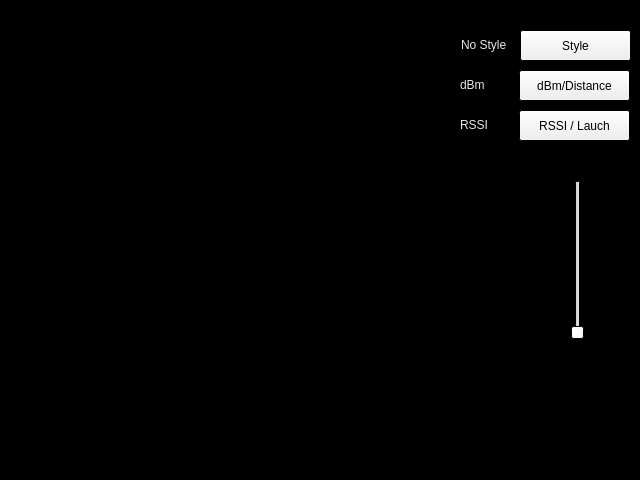
Old version of the form mapsviewer.ui in the repository Chien-Mu/CyberMaps.
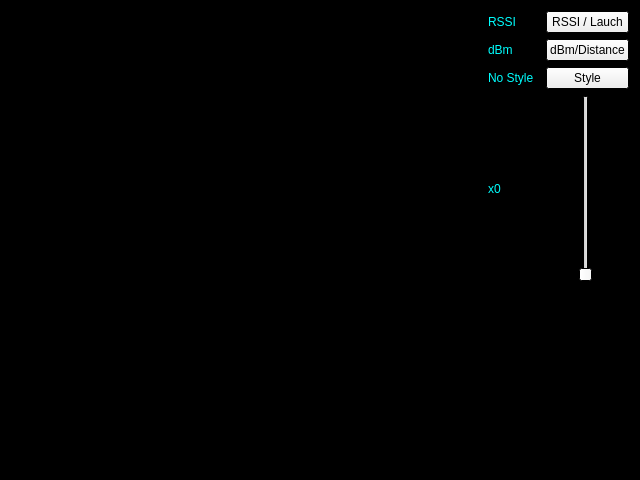
New version of the form.

Commit message: add switch Lauch/RSSI, Zoom in Zoom out, 3 種 style, SSID title

```diff
--- a/mapsviewer.ui
+++ b/mapsviewer.ui
@@ -77,37 +77,177 @@
   <property name="windowTitle">
    <string>Form</string>
   </property>
+  <layout class="QGridLayout" name="gridLayout">
+   <item row="2" column="1">
+    <widget class="QLabel" name="la_sw_style">
+     <property name="palette">
+      <palette>
+       <active>
+        <colorrole role="WindowText">
+         <brush brushstyle="SolidPattern">
+          <color alpha="255">
+           <red>0</red>
+           <green>255</green>
+           <blue>255</blue>
+          </color>
+         </brush>
+        </colorrole>
+        <colorrole role="Dark">
+         <brush brushstyle="SolidPattern">
+          <color alpha="255">
+           <red>255</red>
+           <green>255</green>
+           <blue>255</blue>
+          </color>
+         </brush>
+        </colorrole>
+        <colorrole role="Text">
+         <brush brushstyle="SolidPattern">
+          <color alpha="255">
+           <red>231</red>
+           <green>231</green>
+           <blue>231</blue>
+          </color>
+         </brush>
+        </colorrole>
+        <colorrole role="ButtonText">
+         <brush brushstyle="SolidPattern">
+          <color alpha="255">
+           <red>255</red>
+           <green>255</green>
+           <blue>255</blue>
+          </color>
+         </brush>
+        </colorrole>
+       </active>
+       <inactive>
+        <colorrole role="WindowText">
+         <brush brushstyle="SolidPattern">
+          <color alpha="255">
+           <red>0</red>
+           <green>255</green>
+           <blue>255</blue>
+          </color>
+         </brush>
+        </colorrole>
+        <colorrole role="Dark">
+         <brush brushstyle="SolidPattern">
+          <color alpha="255">
+           <red>255</red>
+           <green>255</green>
+           <blue>255</blue>
+          </color>
+         </brush>
+        </colorrole>
+        <colorrole role="Text">
+         <brush brushstyle="SolidPattern">
+          <color alpha="255">
+           <red>231</red>
+           <green>231</green>
+           <blue>231</blue>
+          </color>
+         </brush>
+        </colorrole>
+        <colorrole role="ButtonText">
+         <brush brushstyle="SolidPattern">
+          <color alpha="255">
+           <red>255</red>
+           <green>255</green>
+           <blue>255</blue>
+          </color>
+         </brush>
+        </colorrole>
+       </inactive>
+       <disabled>
+        <colorrole role="WindowText">
+         <brush brushstyle="SolidPattern">
+          <color alpha="255">
+           <red>255</red>
+           <green>255</green>
+           <blue>255</blue>
+          </color>
+         </brush>
+        </colorrole>
+        <colorrole role="Dark">
+         <brush brushstyle="SolidPattern">
+          <color alpha="255">
+           <red>255</red>
+           <green>255</green>
+           <blue>255</blue>
+          </color>
+         </brush>
+        </colorrole>
+        <colorrole role="Text">
+         <brush brushstyle="SolidPattern">
+          <color alpha="255">
+           <red>255</red>
+           <green>255</green>
+           <blue>255</blue>
+          </color>
+         </brush>
+        </colorrole>
+        <colorrole role="ButtonText">
+         <brush brushstyle="SolidPattern">
+          <color alpha="255">
+           <red>255</red>
+           <green>255</green>
+           <blue>255</blue>
+          </color>
+         </brush>
+        </colorrole>
+       </disabled>
+      </palette>
+     </property>
+     <property name="text">
+      <string>No Style</string>
+     </property>
+    </widget>
+   </item>
+   <item row="5" column="4">
+    <widget class="QSlider" name="VS_zoom">
+     <property name="orientation">
+      <enum>Qt::Vertical</enum>
+     </property>
+    </widget>
+   </item>
+   <item row="8" column="3">
+    <spacer name="verticalSpacer">
+     <property name="orientation">
+      <enum>Qt::Vertical</enum>
+     </property>
+     <property name="sizeHint" stdset="0">
+      <size>
+       <width>20</width>
+       <height>40</height>
+      </size>
+     </property>
+    </spacer>
+   </item>
+   <item row="0" column="3" colspan="3">
+    <widget class="QPushButton" name="btn_sw_LR">
+     <property name="text">
+      <string>RSSI / Lauch</string>
+     </property>
+    </widget>
+   </item>
+   <item row="1" column="3" colspan="3">
   <widget class="QPushButton" name="btn_sw_dD">
-   <property name="geometry">
-    <rect>
-     <x>519</x>
-     <y>70</y>
-     <width>111</width>
-     <height>31</height>
-    </rect>
-   </property>
    <property name="text">
     <string>dBm/Distance</string>
    </property>
   </widget>
+   </item>
+   <item row="1" column="1" colspan="2">
   <widget class="QLabel" name="la_sw_dD">
-   <property name="geometry">
-    <rect>
-     <x>460</x>
-     <y>77</y>
-     <width>60</width>
-     <height>16</height>
-    </rect>
-   </property>
    <property name="palette">
     <palette>
      <active>
       <colorrole role="WindowText">
        <brush brushstyle="SolidPattern">
         <color alpha="255">
-         <red>231</red>
-         <green>231</green>
-         <blue>231</blue>
+           <red>0</red>
+           <green>255</green>
+           <blue>255</blue>
         </color>
        </brush>
       </colorrole>
@@ -143,9 +283,9 @@
       <colorrole role="WindowText">
        <brush brushstyle="SolidPattern">
         <color alpha="255">
-         <red>231</red>
-         <green>231</green>
-         <blue>231</blue>
+           <red>0</red>
+           <green>255</green>
+           <blue>255</blue>
         </color>
        </brush>
       </colorrole>
@@ -221,24 +361,18 @@
     <string>dBm</string>
    </property>
   </widget>
+   </item>
+   <item row="0" column="1">
   <widget class="QLabel" name="la_sw_LR">
-   <property name="geometry">
-    <rect>
-     <x>460</x>
-     <y>117</y>
-     <width>60</width>
-     <height>16</height>
-    </rect>
-   </property>
    <property name="palette">
     <palette>
      <active>
       <colorrole role="WindowText">
        <brush brushstyle="SolidPattern">
         <color alpha="255">
-         <red>231</red>
-         <green>231</green>
-         <blue>231</blue>
+           <red>0</red>
+           <green>255</green>
+           <blue>255</blue>
         </color>
        </brush>
       </colorrole>
@@ -274,9 +408,9 @@
       <colorrole role="WindowText">
        <brush brushstyle="SolidPattern">
         <color alpha="255">
-         <red>231</red>
-         <green>231</green>
-         <blue>231</blue>
+           <red>0</red>
+           <green>255</green>
+           <blue>255</blue>
         </color>
        </brush>
       </colorrole>
@@ -352,189 +486,179 @@
     <string>RSSI</string>
    </property>
   </widget>
-  <widget class="QPushButton" name="btn_sw_LR">
-   <property name="geometry">
-    <rect>
-     <x>519</x>
-     <y>110</y>
-     <width>111</width>
-     <height>31</height>
-    </rect>
-   </property>
-   <property name="text">
-    <string>RSSI / Lauch</string>
-   </property>
-  </widget>
-  <widget class="QSlider" name="VS_zoom">
-   <property name="geometry">
-    <rect>
-     <x>570</x>
-     <y>180</y>
-     <width>16</width>
-     <height>160</height>
-    </rect>
-   </property>
+   </item>
+   <item row="8" column="4">
+    <spacer name="verticalSpacer_2">
    <property name="orientation">
     <enum>Qt::Vertical</enum>
    </property>
-  </widget>
+     <property name="sizeHint" stdset="0">
+      <size>
+       <width>20</width>
+       <height>40</height>
+      </size>
+     </property>
+    </spacer>
+   </item>
+   <item row="5" column="1">
   <widget class="QLabel" name="la_zoom">
-   <property name="geometry">
-    <rect>
-     <x>530</x>
-     <y>250</y>
-     <width>41</width>
-     <height>16</height>
-    </rect>
+     <property name="palette">
+      <palette>
+       <active>
+        <colorrole role="WindowText">
+         <brush brushstyle="SolidPattern">
+          <color alpha="255">
+           <red>0</red>
+           <green>255</green>
+           <blue>255</blue>
+          </color>
+         </brush>
+        </colorrole>
+        <colorrole role="Dark">
+         <brush brushstyle="SolidPattern">
+          <color alpha="255">
+           <red>255</red>
+           <green>255</green>
+           <blue>255</blue>
+          </color>
+         </brush>
+        </colorrole>
+        <colorrole role="Text">
+         <brush brushstyle="SolidPattern">
+          <color alpha="255">
+           <red>231</red>
+           <green>231</green>
+           <blue>231</blue>
+          </color>
+         </brush>
+        </colorrole>
+        <colorrole role="ButtonText">
+         <brush brushstyle="SolidPattern">
+          <color alpha="255">
+           <red>231</red>
+           <green>231</green>
+           <blue>231</blue>
+          </color>
+         </brush>
+        </colorrole>
+       </active>
+       <inactive>
+        <colorrole role="WindowText">
+         <brush brushstyle="SolidPattern">
+          <color alpha="255">
+           <red>0</red>
+           <green>255</green>
+           <blue>255</blue>
+          </color>
+         </brush>
+        </colorrole>
+        <colorrole role="Dark">
+         <brush brushstyle="SolidPattern">
+          <color alpha="255">
+           <red>255</red>
+           <green>255</green>
+           <blue>255</blue>
+          </color>
+         </brush>
+        </colorrole>
+        <colorrole role="Text">
+         <brush brushstyle="SolidPattern">
+          <color alpha="255">
+           <red>231</red>
+           <green>231</green>
+           <blue>231</blue>
+          </color>
+         </brush>
+        </colorrole>
+        <colorrole role="ButtonText">
+         <brush brushstyle="SolidPattern">
+          <color alpha="255">
+           <red>231</red>
+           <green>231</green>
+           <blue>231</blue>
+          </color>
+         </brush>
+        </colorrole>
+       </inactive>
+       <disabled>
+        <colorrole role="WindowText">
+         <brush brushstyle="SolidPattern">
+          <color alpha="255">
+           <red>255</red>
+           <green>255</green>
+           <blue>255</blue>
+          </color>
+         </brush>
+        </colorrole>
+        <colorrole role="Dark">
+         <brush brushstyle="SolidPattern">
+          <color alpha="255">
+           <red>255</red>
+           <green>255</green>
+           <blue>255</blue>
+          </color>
+         </brush>
+        </colorrole>
+        <colorrole role="Text">
+         <brush brushstyle="SolidPattern">
+          <color alpha="255">
+           <red>255</red>
+           <green>255</green>
+           <blue>255</blue>
+          </color>
+         </brush>
+        </colorrole>
+        <colorrole role="ButtonText">
+         <brush brushstyle="SolidPattern">
+          <color alpha="255">
+           <red>255</red>
+           <green>255</green>
+           <blue>255</blue>
+          </color>
+         </brush>
+        </colorrole>
+       </disabled>
+      </palette>
    </property>
    <property name="text">
     <string>x0</string>
    </property>
   </widget>
-  <widget class="QLabel" name="la_sw_style">
-   <property name="geometry">
-    <rect>
-     <x>461</x>
-     <y>37</y>
-     <width>60</width>
-     <height>16</height>
-    </rect>
-   </property>
-   <property name="palette">
-    <palette>
-     <active>
-      <colorrole role="WindowText">
-       <brush brushstyle="SolidPattern">
-        <color alpha="255">
-         <red>231</red>
-         <green>231</green>
-         <blue>231</blue>
-        </color>
-       </brush>
-      </colorrole>
-      <colorrole role="Dark">
-       <brush brushstyle="SolidPattern">
-        <color alpha="255">
-         <red>255</red>
-         <green>255</green>
-         <blue>255</blue>
-        </color>
-       </brush>
-      </colorrole>
-      <colorrole role="Text">
-       <brush brushstyle="SolidPattern">
-        <color alpha="255">
-         <red>231</red>
-         <green>231</green>
-         <blue>231</blue>
-        </color>
-       </brush>
-      </colorrole>
-      <colorrole role="ButtonText">
-       <brush brushstyle="SolidPattern">
-        <color alpha="255">
-         <red>255</red>
-         <green>255</green>
-         <blue>255</blue>
-        </color>
-       </brush>
-      </colorrole>
-     </active>
-     <inactive>
-      <colorrole role="WindowText">
-       <brush brushstyle="SolidPattern">
-        <color alpha="255">
-         <red>231</red>
-         <green>231</green>
-         <blue>231</blue>
-        </color>
-       </brush>
-      </colorrole>
-      <colorrole role="Dark">
-       <brush brushstyle="SolidPattern">
-        <color alpha="255">
-         <red>255</red>
-         <green>255</green>
-         <blue>255</blue>
-        </color>
-       </brush>
-      </colorrole>
-      <colorrole role="Text">
-       <brush brushstyle="SolidPattern">
-        <color alpha="255">
-         <red>231</red>
-         <green>231</green>
-         <blue>231</blue>
-        </color>
-       </brush>
-      </colorrole>
-      <colorrole role="ButtonText">
-       <brush brushstyle="SolidPattern">
-        <color alpha="255">
-         <red>255</red>
-         <green>255</green>
-         <blue>255</blue>
-        </color>
-       </brush>
-      </colorrole>
-     </inactive>
-     <disabled>
-      <colorrole role="WindowText">
-       <brush brushstyle="SolidPattern">
-        <color alpha="255">
-         <red>255</red>
-         <green>255</green>
-         <blue>255</blue>
-        </color>
-       </brush>
-      </colorrole>
-      <colorrole role="Dark">
-       <brush brushstyle="SolidPattern">
-        <color alpha="255">
-         <red>255</red>
-         <green>255</green>
-         <blue>255</blue>
-        </color>
-       </brush>
-      </colorrole>
-      <colorrole role="Text">
-       <brush brushstyle="SolidPattern">
-        <color alpha="255">
-         <red>255</red>
-         <green>255</green>
-         <blue>255</blue>
-        </color>
-       </brush>
-      </colorrole>
-      <colorrole role="ButtonText">
-       <brush brushstyle="SolidPattern">
-        <color alpha="255">
-         <red>255</red>
-         <green>255</green>
-         <blue>255</blue>
-        </color>
-       </brush>
-      </colorrole>
-     </disabled>
-    </palette>
-   </property>
-   <property name="text">
-    <string>No Style</string>
-   </property>
-  </widget>
+   </item>
+   <item row="2" column="3" colspan="3">
   <widget class="QPushButton" name="btn_sw_style">
-   <property name="geometry">
-    <rect>
-     <x>520</x>
-     <y>30</y>
-     <width>111</width>
-     <height>31</height>
-    </rect>
-   </property>
    <property name="text">
     <string>Style</string>
    </property>
   </widget>
+   </item>
+   <item row="1" column="0">
+    <spacer name="horizontalSpacer">
+     <property name="orientation">
+      <enum>Qt::Horizontal</enum>
+     </property>
+     <property name="sizeHint" stdset="0">
+      <size>
+       <width>40</width>
+       <height>20</height>
+      </size>
+     </property>
+    </spacer>
+   </item>
+   <item row="8" column="5">
+    <spacer name="verticalSpacer_3">
+     <property name="orientation">
+      <enum>Qt::Vertical</enum>
+     </property>
+     <property name="sizeHint" stdset="0">
+      <size>
+       <width>20</width>
+       <height>40</height>
+      </size>
+     </property>
+    </spacer>
+   </item>
+  </layout>
  </widget>
  <resources/>
  <connections/>
```
Lines whose indentation alone changed are shown as unchanged. The commit also changes 3 other files.
